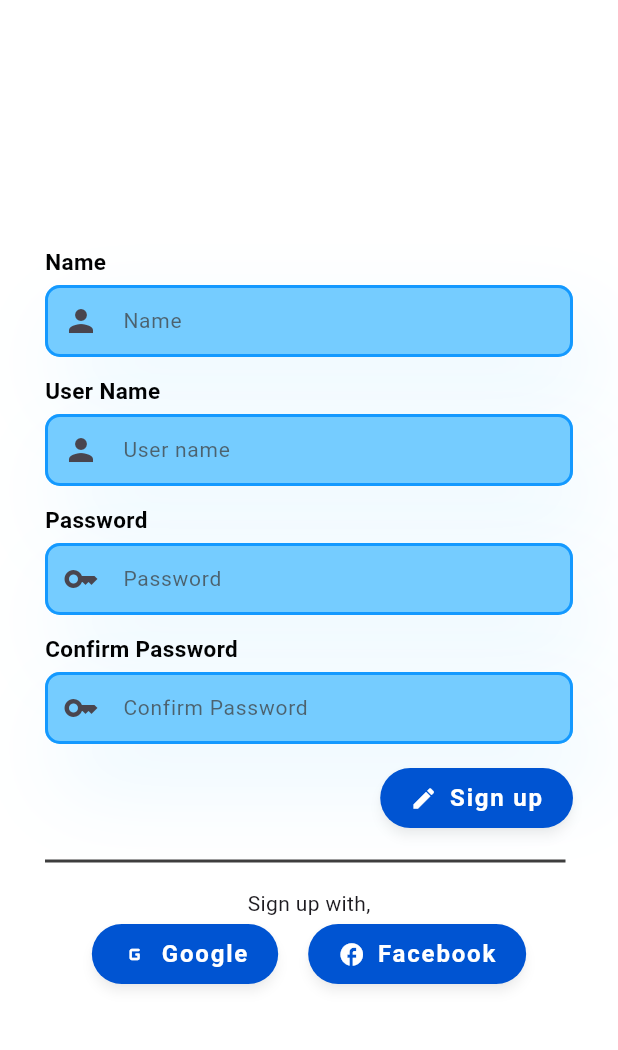
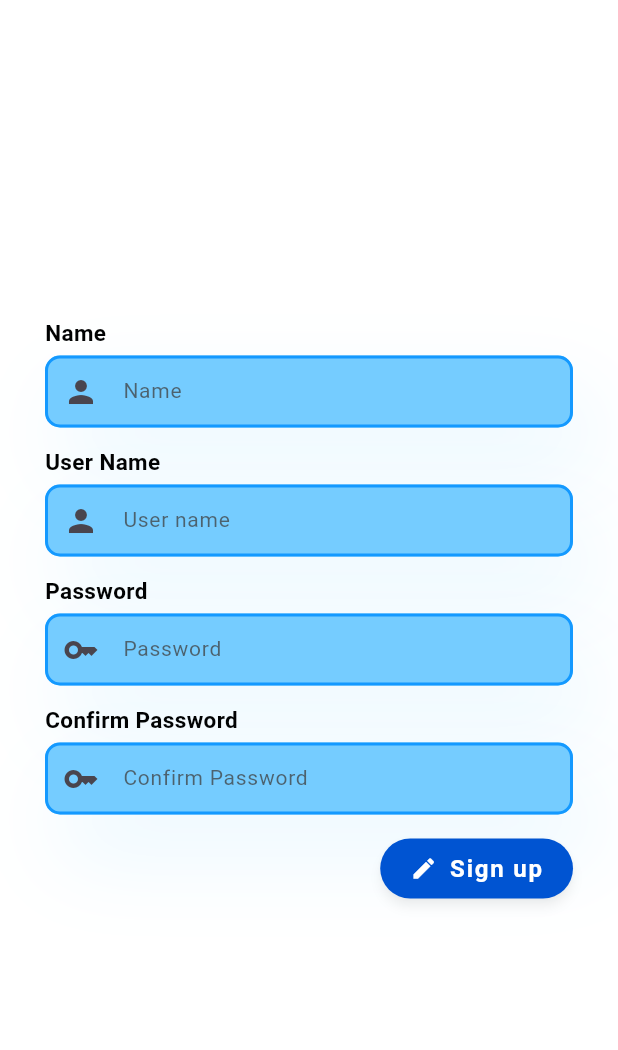
Before and after one commit to SahanWeerasiri/simple-chat-app, a Flutter app: the Signup screen opened by its route, on a phone screen of 412 x 824 dp, the part 84-1134 px from its top. Run offline on Flutter 3.47's test engine with Material 3 defaults, Android fonts, the phone set to English and light mode, and no system bars.

Commit message:
remove google sign up

```diff
--- a/simple_chat/lib/pages/app/signup.dart
+++ b/simple_chat/lib/pages/app/signup.dart
@@ -236,48 +236,6 @@ class _SignupState extends State<Signup> {
                 const SizedBox(
                   height: 10,
                 ),
-                Divider(
-                  color: CustomColors().greyHint,
-                  endIndent: 5,
-                  thickness: 2,
-                ),
-                const SizedBox(
-                  height: 10,
-                ),
-                const Text("Sign up with,"),
-                Row(
-                  mainAxisAlignment: MainAxisAlignment.center,
-                  crossAxisAlignment: CrossAxisAlignment.center,
-                  children: [
-                    CustomButton(
-                        label: "Google",
-                        backgroundColor: CustomColors().blue,
-                        textColor: Colors.white,
-                        icon: Icons.g_mobiledata_rounded,
-                        onPressed: () {
-                          if (checkGoogleCredentials()) {
-                            navigateToHome();
-                          } else {
-                            signUpError();
-                          }
-                        }),
-                    const SizedBox(
-                      width: 20,
-                    ),
-                    CustomButton(
-                        label: "Facebook",
-                        backgroundColor: CustomColors().blue,
-                        textColor: Colors.white,
-                        icon: Icons.facebook,
-                        onPressed: () {
-                          if (checkFacebookCredentials()) {
-                            navigateToHome();
-                          } else {
-                            signUpError();
-                          }
-                        }),
-                  ],
-                )
               ],
             ),
           ),
```
